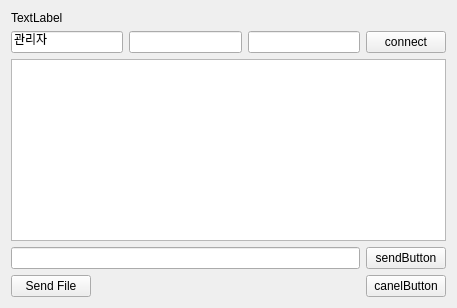
The window that chetting.ui (jaehyeonjeong/DataBaseQt) describes before a commit, drawn with Qt 5.
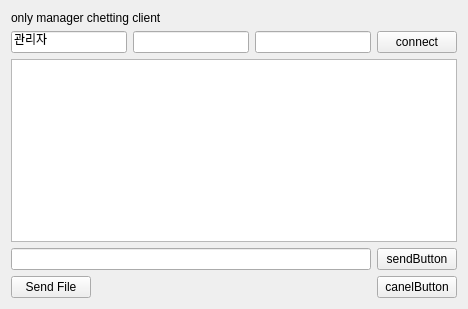
The same window after the commit.

Commit message: image and picture add client chetting

Patch:
```diff
--- a/chetting.ui
+++ b/chetting.ui
@@ -6,8 +6,8 @@
    <rect>
     <x>0</x>
     <y>0</y>
-    <width>457</width>
-    <height>308</height>
+    <width>468</width>
+    <height>309</height>
    </rect>
   </property>
   <property name="windowTitle">
@@ -17,7 +17,7 @@
    <item>
     <widget class="QLabel" name="serverstatus">
      <property name="text">
-      <string>TextLabel</string>
+      <string>only manager chetting client</string>
      </property>
     </widget>
    </item>
```
The commit also changes 22 other files.
